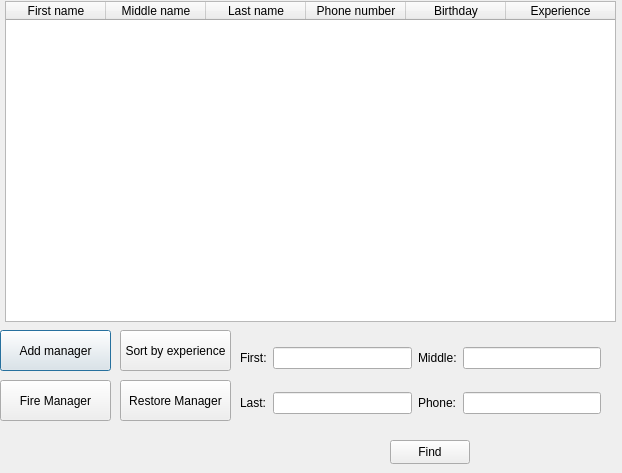
Qt form dialogmanager.ui (DmitriiKJ/FinalProject) before a commit.
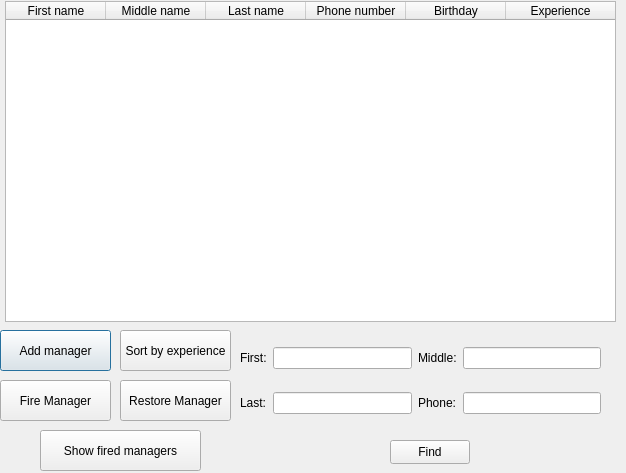
The same form after that commit.

Commit message: End 0.1.1 (Add show fired manager)

Patch:
```diff
--- a/dialogmanager.ui
+++ b/dialogmanager.ui
@@ -6,7 +6,7 @@
    <rect>
     <x>0</x>
     <y>0</y>
-    <width>622</width>
+    <width>626</width>
     <height>473</height>
    </rect>
   </property>
@@ -207,6 +207,19 @@
     <string>Restore Manager</string>
    </property>
   </widget>
+  <widget class="QPushButton" name="pushButton_fired">
+   <property name="geometry">
+    <rect>
+     <x>40</x>
+     <y>430</y>
+     <width>161</width>
+     <height>41</height>
+    </rect>
+   </property>
+   <property name="text">
+    <string>Show fired managers</string>
+   </property>
+  </widget>
  </widget>
  <resources/>
  <connections/>
```
The commit also changes 2 other files.
